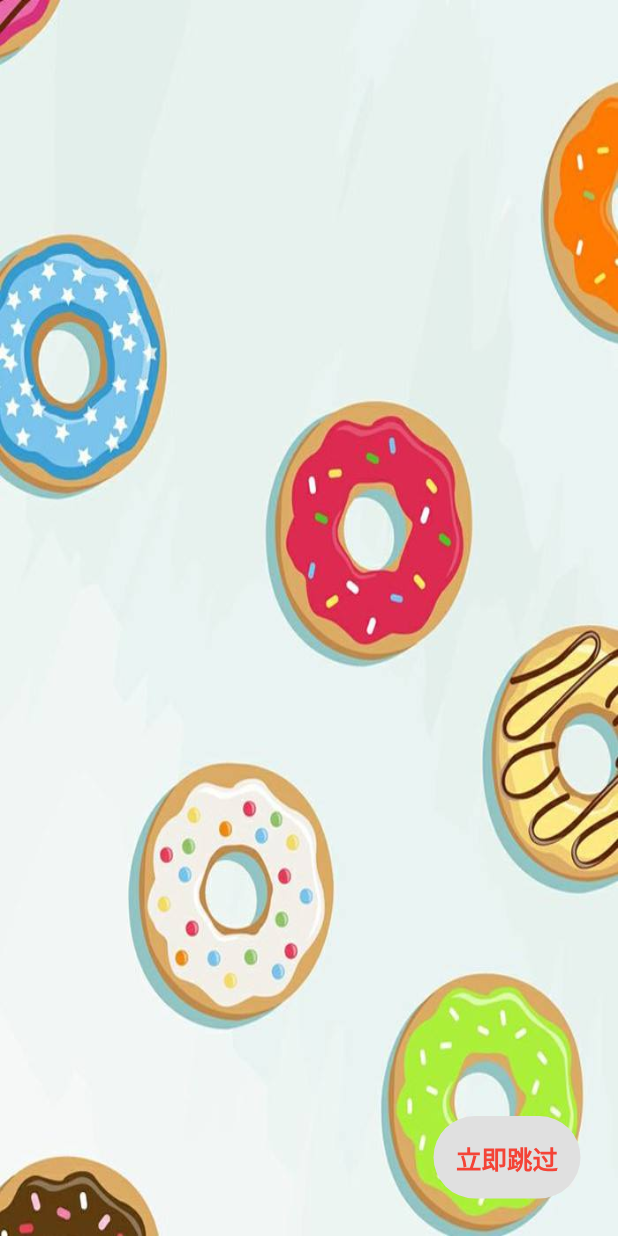
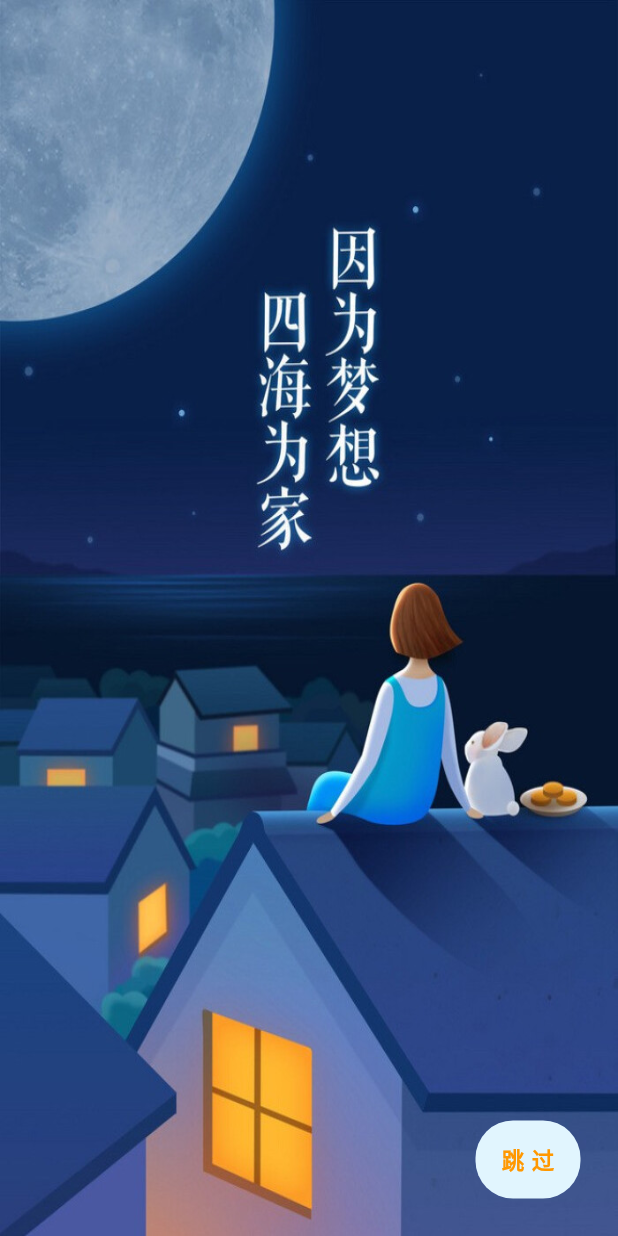
Before and after one commit to aiyangtianci/flutter_app, a Flutter app: the first screen one second after launch, on a phone screen of 412 x 824 dp. Run offline on Flutter 3.47's test engine with Material 2 defaults, Android fonts, the phone set to English and light mode, and no system bars; our stand-ins replace date_format; missing offline and left inert: flutter_webview_plugin.

Commit message:
update flash page backgroud picture

```diff
--- a/lib/common/im_item.dart
+++ b/lib/common/im_item.dart
@@ -19,7 +19,7 @@ class ImItem extends StatelessWidget{
       return TouchCallBack(
         onPressed: (){
           if(title == '好友动态'){
-            Navigator.pushNamed(context, '/friends');
+            Navigator.pushNamed(context, 'sliver');
           }else{
             final snakbar = new SnackBar(content: new Text('按下事件触发'));
             Scaffold.of(context).showSnackBar(snakbar);
--- a/lib/flash.dart
+++ b/lib/flash.dart
@@ -29,7 +29,7 @@ class loadingState extends State<FlashPage> {
         children: <Widget>[
           Image.asset('images/welcome.jpeg',
               fit: BoxFit.fill,
-              width: double.infinity,//无穷；无限大；无限距
+              width: double.infinity, //无穷；无限大；无限距
               height: double.infinity),
           new Positioned(
             //定位：偏移指定像素值
@@ -43,7 +43,7 @@ class loadingState extends State<FlashPage> {
   }
 }
 
-Widget _NextGoButton(BuildContext context){
+Widget _NextGoButton(BuildContext context) {
   return new GestureDetector(
     onTap: () {
       Navigator.of(context).pushReplacementNamed('app');
@@ -51,12 +51,17 @@ Widget _NextGoButton(BuildContext context){
     child: new Container(
       padding: const EdgeInsets.all(15.0),
       decoration: BoxDecoration(
-        color: Theme.of(context).buttonColor,
-        borderRadius: new BorderRadius.circular(30.0),
+        color: Colors.lightBlue[50],
+        borderRadius: new BorderRadius.circular(25.0),
       ),
       child: new Text(
-        '立即跳过',
-        style: TextStyle(color: Colors.red,fontSize: 17.0,decoration: TextDecoration.none,fontStyle: FontStyle.normal),
+        '跳过',
+        style: TextStyle(
+            color: Colors.orange,
+            fontSize: 15.0,
+            decoration: TextDecoration.none,
+            fontStyle: FontStyle.normal,
+            letterSpacing: 5.0),
       ),
     ),
   );
--- a/lib/main.dart
+++ b/lib/main.dart
@@ -3,6 +3,8 @@ import 'package:flutter_webview_plugin/flutter_webview_plugin.dart';
 import 'flash.dart';
 import './app.dart';
 import 'package:flutter_app/search.dart';
+import 'package:flutter_app/info/sliver.dart';
+
 
 void main() => runApp(MaterialApp(
       debugShowCheckedModeBanner: false,
@@ -16,6 +18,7 @@ void main() => runApp(MaterialApp(
       routes: <String, WidgetBuilder>{
         "app":(BuildContext context) => new MyAPP(),
         "search":(BuildContext context) => new Search(),
+        "sliver":(BuildContext context) => new SliverView(),
         "/friends": (_) => WebviewScaffold(
               url: "https://blog.csdn.net/csdn_aiyang",
               appBar: AppBar(
```
Also changed, not shown: lib/info/sliver.dart (added, +135 -0 lines), images/welcome.jpeg.
